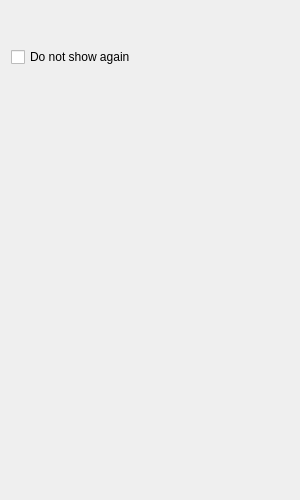
networkoptix/nx_open, file client/src/ui/widgets/help_widget.ui: the form before one commit.
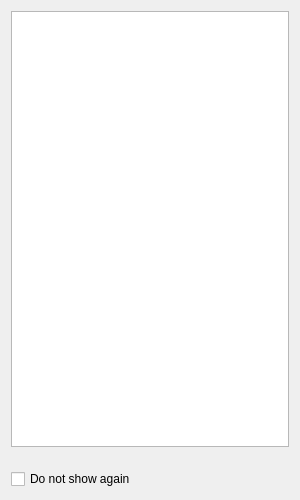
The form after the commit.

Commit message:
Some fixes in help processing.
<==== Mercurial data ====>
Branch: master

```diff
--- a/client/src/ui/widgets/help_widget.ui
+++ b/client/src/ui/widgets/help_widget.ui
@@ -15,21 +15,18 @@
   </property>
   <layout class="QVBoxLayout" name="verticalLayout">
    <item>
-    <widget class="QLabel" name="label">
+    <widget class="QTextEdit" name="textEdit">
      <property name="sizePolicy">
-      <sizepolicy hsizetype="Preferred" vsizetype="Minimum">
+      <sizepolicy hsizetype="Expanding" vsizetype="Expanding">
        <horstretch>0</horstretch>
        <verstretch>0</verstretch>
       </sizepolicy>
      </property>
-     <property name="text">
-      <string/>
+     <property name="undoRedoEnabled">
+      <bool>false</bool>
      </property>
-     <property name="textFormat">
-      <enum>Qt::RichText</enum>
-     </property>
-     <property name="alignment">
-      <set>Qt::AlignLeading|Qt::AlignLeft|Qt::AlignTop</set>
+     <property name="textInteractionFlags">
+      <set>Qt::TextSelectableByMouse</set>
      </property>
     </widget>
    </item>
@@ -56,19 +53,6 @@
      </property>
     </widget>
    </item>
-   <item>
-    <spacer name="verticalSpacer">
-     <property name="orientation">
-      <enum>Qt::Vertical</enum>
-     </property>
-     <property name="sizeHint" stdset="0">
-      <size>
-       <width>20</width>
-       <height>40</height>
-      </size>
-     </property>
-    </spacer>
-   </item>
   </layout>
  </widget>
  <resources/>
```
Left out of the diff: 2 changed lines with no effect on the pictures. The commit also changes 5 other files.
